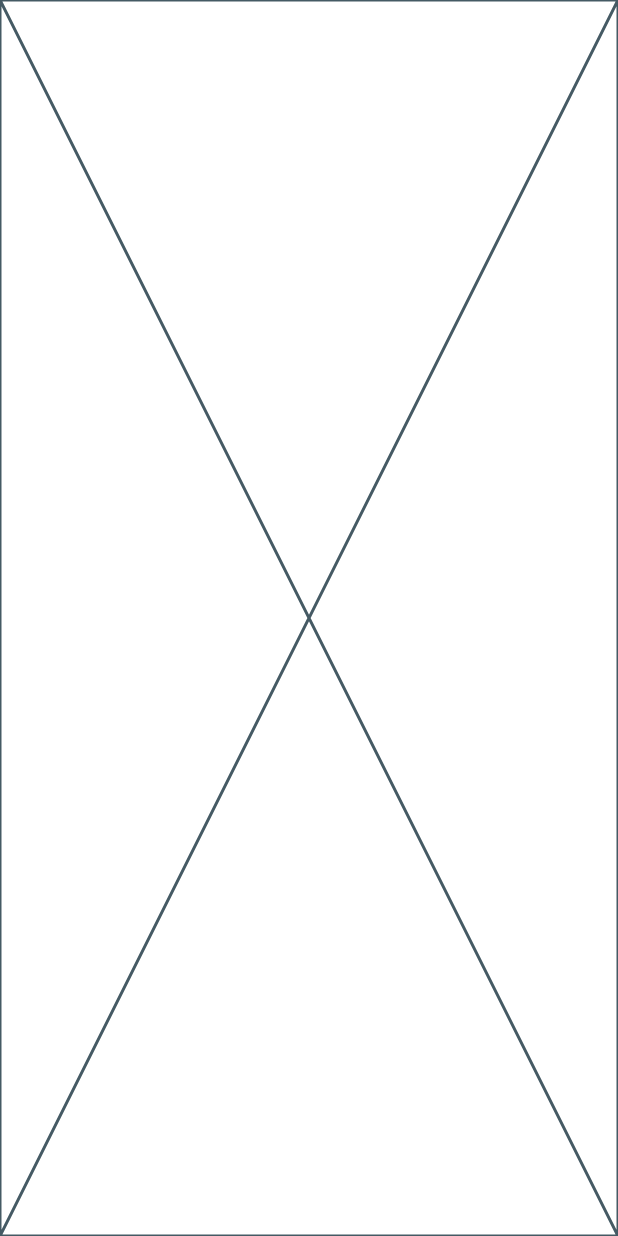
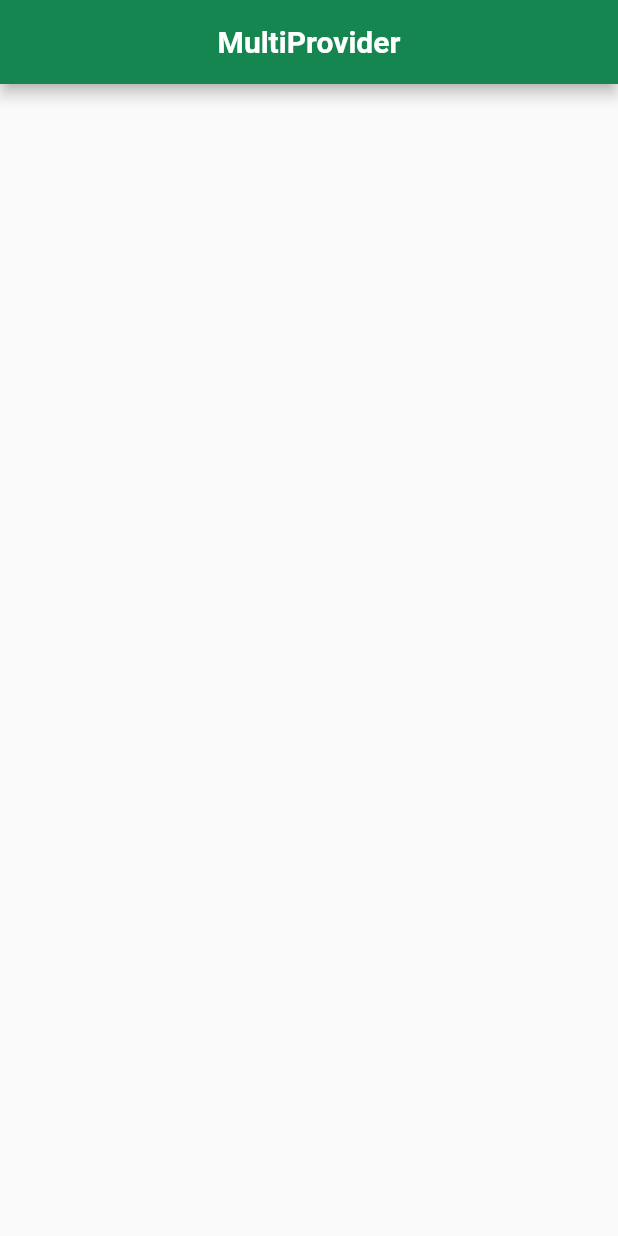
Before and after one commit to Selin-Yigit/multiprovider_simple_example, a Flutter app: the screen it shows after launch, on a phone screen of 412 x 824 dp. Run offline on Flutter 3.47's test engine with Material 2 defaults, Android fonts, the phone set to English and light mode, and no system bars.

Commit message:
MultiProvider oluşturuldu.

```diff
--- a/lib/homePage.dart
+++ b/lib/homePage.dart
@@ -55,6 +55,34 @@ class HomePage extends StatelessWidget {
 
   @override
   Widget build(BuildContext context) {
-    return const Placeholder();
+    return Scaffold(
+      appBar: AppBar(
+        backgroundColor: const Color.fromARGB(255, 22, 134, 80),
+        title: const Text(
+          "MultiProvider",
+          style: TextStyle(color: Colors.white, fontWeight: FontWeight.bold),
+        ),
+        centerTitle: true,
+      ),
+      body: MultiProvider(
+        providers: [
+          StreamProvider.value(
+            value: Stream<Seconds>.periodic(
+                const Duration(seconds: 1), (_) => Seconds()),
+            initialData: Seconds(),
+          ),
+          StreamProvider.value(
+            value: Stream<Minutes>.periodic(
+                const Duration(minutes: 1), (_) => Minutes()),
+            initialData: Minutes(),
+          ),
+        ],
+        child: const Row(
+          children: [
+
+          ],
+        ),
+      ),
+    );
   }
 }
```
